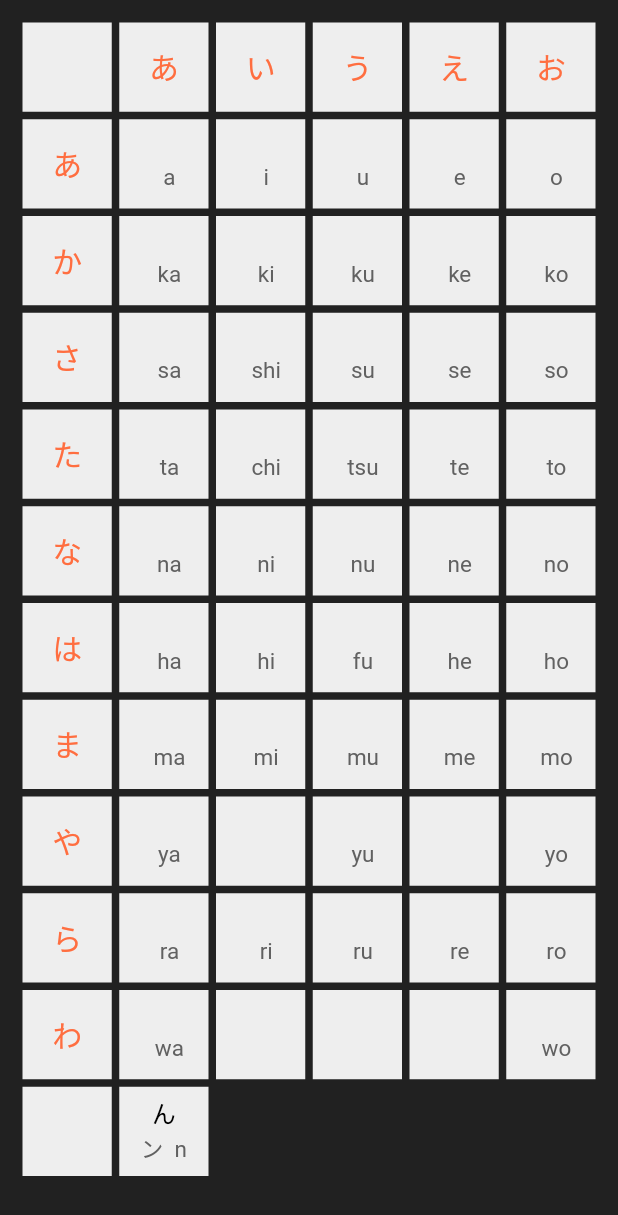
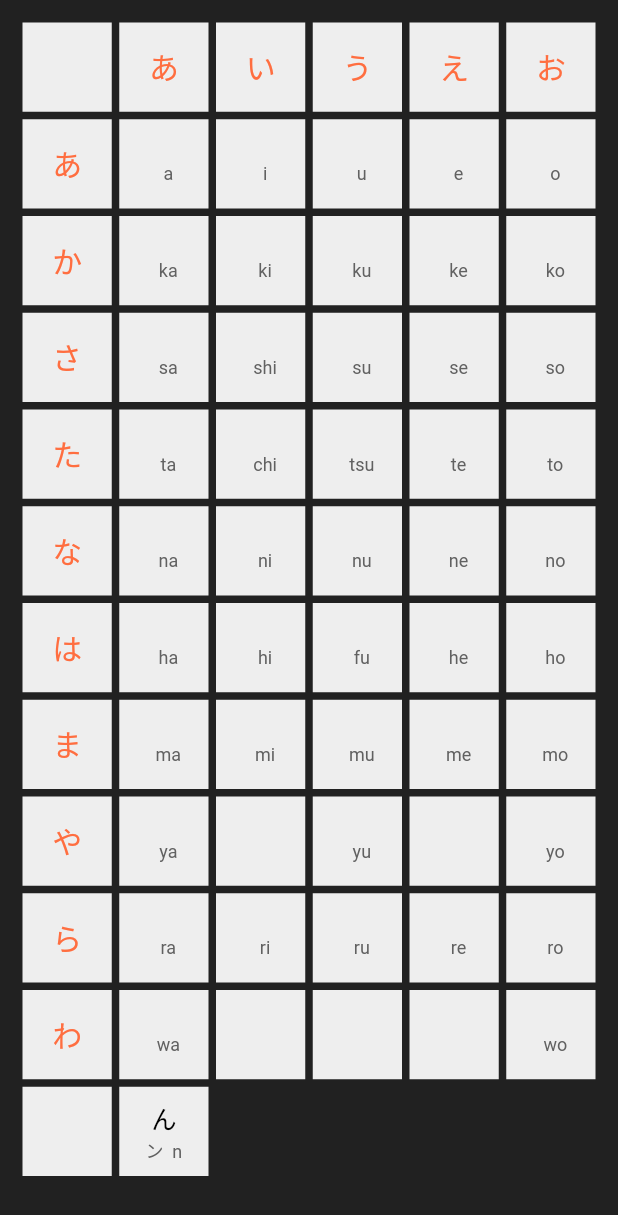
Before and after one commit to aeri/Nihonoari-App, a Flutter app: the BasicGridView screen opened directly, on a phone screen of 412 x 824 dp. Shown: the top 1215 px of the screen. Run offline on Flutter 3.47's test engine with Material 2 defaults, Android fonts, the light colour scheme and no system bars; our stand-ins replace font_awesome_flutter, shared_preferences; missing offline and left inert: kana; accounts and stored records are empty; Roboto replaces fonts that are missing (MP1P_MEDIUM).

Commit message:
make: v2 Android embedding
- Changed kana font to M PLUS 1p OpenFont
- Increase app version

```diff
--- a/lib/UI.Utils/IconCreator.dart
+++ b/lib/UI.Utils/IconCreator.dart
@@ -23,8 +23,8 @@ class IconCreator extends StatelessWidget {
         child: new Text(
           icon,
           style: new TextStyle(
-            fontSize: 23.0,
-            fontFamily: "AppleTPB",
+            fontSize: 16.0,
+            fontFamily: "MP1P_BOLD",
             fontStyle: FontStyle.normal,
             color: Colors.black,
           ),
--- a/lib/main.dart
+++ b/lib/main.dart
@@ -255,7 +255,7 @@ class _State extends State<MyApp> {
                           text: TextSpan(
                             text: 'nihonoari ',
                             style: TextStyle(
-                              fontFamily: 'AppleTP',
+                              fontFamily: 'MP1P_LIGHT',
                               fontSize: 30.0,
                               color: Colors.white,
                             ),
--- a/lib/party.dart
+++ b/lib/party.dart
@@ -234,8 +234,8 @@ class _Party extends State<Party> {
                         QuizBrain.currentQuestion.question,
                         textAlign: TextAlign.center,
                         style: TextStyle(
-                          fontFamily: 'AppleTP',
-                          fontSize: 150.0,
+                          fontFamily: 'MP1P_LIGHT',
+                          fontSize: 125.0,
                           color: _result,
                         ),
                       ),
--- a/lib/table.dart
+++ b/lib/table.dart
@@ -137,9 +137,9 @@ class BasicGridView extends StatelessWidget {
             text: getHiragana(hira),
             style: TextStyle(
               color: Colors.black,
-              fontFamily: "AppleTPT",
+              fontFamily: "MP1P_MEDIUM",
               fontStyle: FontStyle.normal,
-              fontSize: 20,
+              fontSize: 17,
             ),
             children: <TextSpan>[
               TextSpan(
@@ -147,13 +147,13 @@ class BasicGridView extends StatelessWidget {
                   style: TextStyle(
                       //fontWeight: FontWeight.bold,
                       color: Colors.grey.shade700,
-                      fontSize: 15)),
+                      fontSize: 12)),
               TextSpan(
                   text: ' $hira',
                   style: TextStyle(
                       //fontStyle: FontStyle.italic,
                       color: Colors.grey.shade700,
-                      fontSize: 15)),
+                      fontSize: 12)),
             ],
           ),
           textAlign: TextAlign.center,
@@ -170,9 +170,9 @@ class BasicGridView extends StatelessWidget {
           TextSpan(
             text: hira,
             style: TextStyle(
-              fontFamily: "AppleTPT",
+              fontFamily: "MP1P_MEDIUM",
               color: Colors.black,
-              fontSize: 20,
+              fontSize: 17,
             ),
             children: <TextSpan>[
               TextSpan(
@@ -180,13 +180,13 @@ class BasicGridView extends StatelessWidget {
                   style: TextStyle(
                       //fontWeight: FontWeight.bold,
                       color: Colors.grey.shade700,
-                      fontSize: 15)),
+                      fontSize: 12)),
               TextSpan(
                   text: ' $roma',
                   style: TextStyle(
                       //fontStyle: FontStyle.italic,
                       color: Colors.grey.shade700,
-                      fontSize: 15)),
+                      fontSize: 12)),
             ],
           ),
           textAlign: TextAlign.center,
```
Also changed, not shown: pubspec.yaml (+16 -7 lines), assets/apple-tp_bold.ttf (deleted), assets/apple-tp_extrathin.ttf (deleted), assets/apple-tp_medium.ttf (deleted), assets/apple-tp_semibold.ttf (deleted), assets/apple-tp_text.ttf (deleted), assets/apple-tp_thin.ttf (deleted), assets/apple-tp_ultralight.ttf (deleted), 10 other files.
